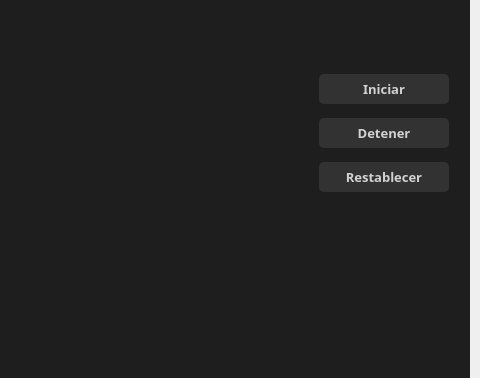
This is visuals/mainWindow.ui in dariolggomez/NET-Simulator as Qt 5 draws it before an edit; both pictures show x 610 to 1090 and y 296 to 674 of the 1090 by 791 pixel window. The edited form follows.
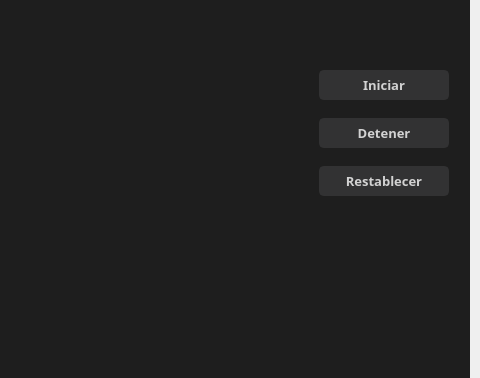
This is the edited form. Icons and pictures are not drawn.

The edit to the form file:
```diff
--- a/visuals/mainWindow.ui
+++ b/visuals/mainWindow.ui
@@ -2660,7 +2660,7 @@
                             </property>
                             <layout class="QVBoxLayout" name="verticalLayout_29">
                              <property name="spacing">
-                              <number>0</number>
+                              <number>8</number>
                              </property>
                              <property name="topMargin">
                               <number>0</number>
```
